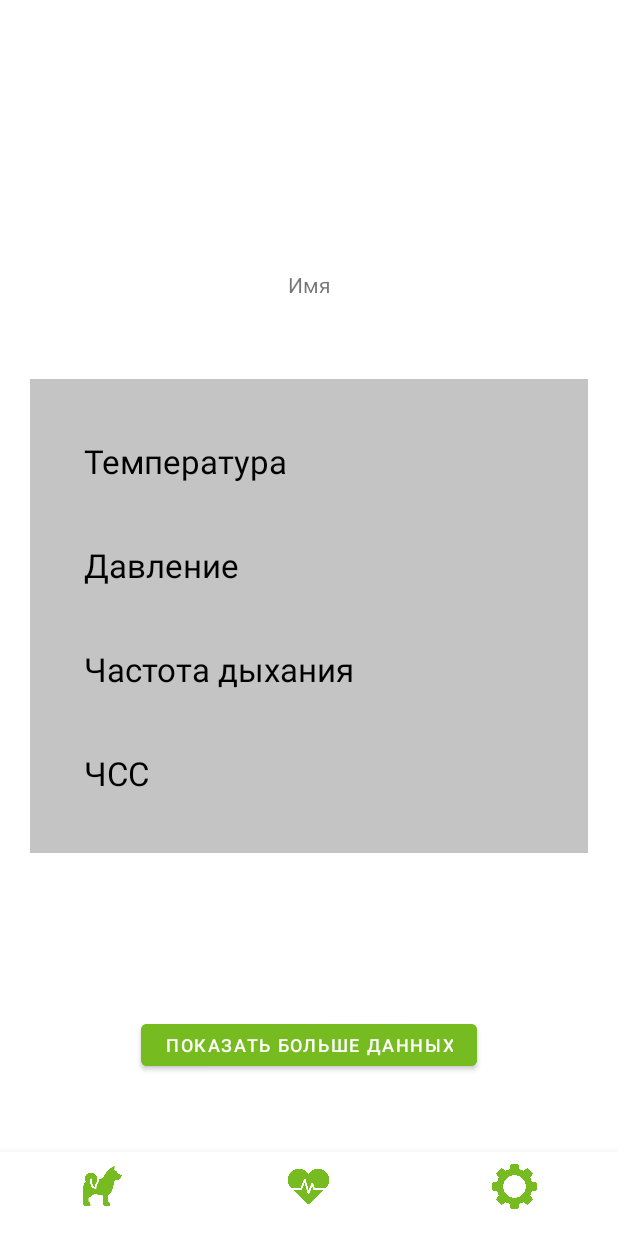
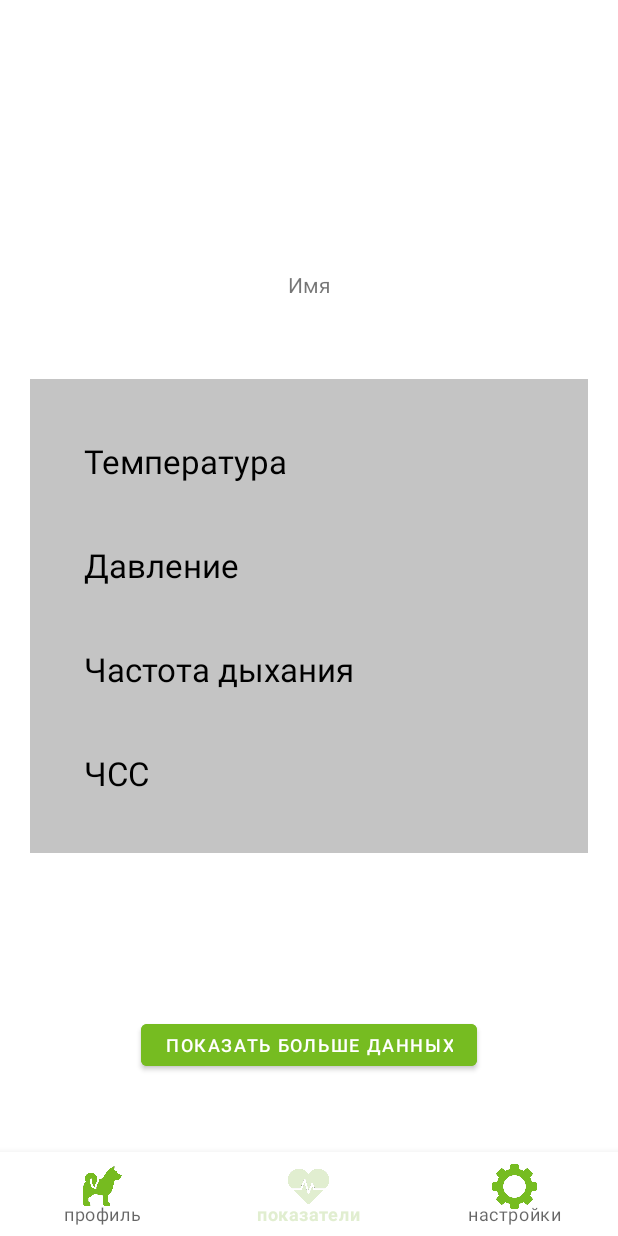
Before and after one commit to AlexSergo/MyPet, an Android app: the MainActivity screen opened directly, with no data from a screen before it, item 2 of the bottom bar chosen, on a phone screen of 412 x 824 dp. Run offline under Robolectric (Android 15) with nearby library versions, the phone set to English and light mode, and no system bars.

Commit message:
selector for icons modified

```diff
--- a/app/src/main/java/com/example/mypet/presentation/ui/MainActivity.kt
+++ b/app/src/main/java/com/example/mypet/presentation/ui/MainActivity.kt
@@ -28,7 +28,7 @@ class MainActivity : AppCompatActivity(), MainActivityCallback {
         val clientId = intent.getIntExtra("clientId", -1)
 
         binding.bottomNavigation.setOnItemSelectedListener {
-
+            binding.bottomNavigation.itemIconTintList = null
             when(it.itemId){
                 R.id.profile -> showFragment(ProfileFragment())
                 R.id.indicators -> showFragment(CustomIndicatorsFragment())
--- /dev/null
+++ b/app/src/main/res/drawable/my_icon_dog.xml
@@ -0,0 +1,8 @@
+<?xml version="1.0" encoding="utf-8"?>
+<selector xmlns:android="http://schemas.android.com/apk/res/android">
+    <!--  это при нажатом состоянии  -->
+    <item android:drawable="@drawable/dog_active"
+        android:state_checked="true"/>
+    <!--  это значение по умолчанию + должно быть последним -->
+    <item android:drawable="@drawable/dog"/>
+</selector>
--- /dev/null
+++ b/app/src/main/res/drawable/my_icon_heart.xml
@@ -0,0 +1,8 @@
+<?xml version="1.0" encoding="utf-8"?>
+<selector xmlns:android="http://schemas.android.com/apk/res/android">
+    <!--  это при нажатом состоянии  -->
+    <item android:drawable="@drawable/heart_active"
+        android:state_checked="true"/>
+    <!--  это значение по умолчанию + должно быть последним -->
+    <item android:drawable="@drawable/heart"/>
+</selector>
--- /dev/null
+++ b/app/src/main/res/drawable/my_icon_settings.xml
@@ -0,0 +1,8 @@
+<?xml version="1.0" encoding="utf-8"?>
+<selector xmlns:android="http://schemas.android.com/apk/res/android">
+    <!--  это при нажатом состоянии  -->
+    <item android:drawable="@drawable/settings_active"
+        android:state_checked="true"/>
+    <!--  это значение по умолчанию + должно быть последним -->
+    <item android:drawable="@drawable/settings"/>
+</selector>
--- a/app/src/main/res/menu/bottom_navigation_menu.xml
+++ b/app/src/main/res/menu/bottom_navigation_menu.xml
@@ -3,16 +3,16 @@
     <item
         android:id="@+id/profile"
         android:enabled="true"
-        android:icon="@drawable/dog"
-        android:title=""/>
+        android:icon="@drawable/my_icon_dog"
+        android:title="@string/profile" />
     <item
         android:id="@+id/indicators"
         android:enabled="true"
-        android:icon="@drawable/heart"
-        android:title=""/>
+        android:icon="@drawable/my_icon_heart"
+        android:title="@string/indicators"/>
     <item
         android:id="@+id/settings"
         android:enabled="true"
-        android:icon="@drawable/settings"
-        android:title=""/>
+        android:icon="@drawable/my_icon_settings"
+        android:title="@string/settings"/>
 </menu>
--- a/app/src/main/res/values/strings.xml
+++ b/app/src/main/res/values/strings.xml
@@ -34,6 +34,9 @@
     <string name="high_heart_rate">Верхний порог уд/мин</string>
     <string name="low_breathing_rate">Нижний порог вд/мин</string>
     <string name="high_breathing_rate">Верхний порог вд/мин</string>
+    <string name="profile">профиль</string>
+    <string name="indicators">показатели</string>
+    <string name="settings">настройки</string>
     <string name="title_activity_start">StartActivity</string>
     <!-- Strings used for fragments for navigation -->
     <string name="first_fragment_label">First Fragment</string>
--- a/app/src/main/res/values/themes.xml
+++ b/app/src/main/res/values/themes.xml
@@ -2,7 +2,7 @@
     <!-- Base application theme. -->
     <style name="Theme.MyPet" parent="Theme.MaterialComponents.DayNight.NoActionBar">
         <!-- Primary brand color. -->
-        <item name="colorPrimary">@color/purple_500</item>
+        <item name="colorPrimary">@color/inactive_button</item>
         <item name="colorPrimaryVariant">@color/purple_700</item>
         <item name="colorOnPrimary">@color/white</item>
         <!-- Secondary brand color. -->
```
Also changed, not shown: app/src/main/res/drawable/dog_active.png (added), app/src/main/res/drawable/heart_active.png (added), app/src/main/res/drawable/settings_active.png (added).
